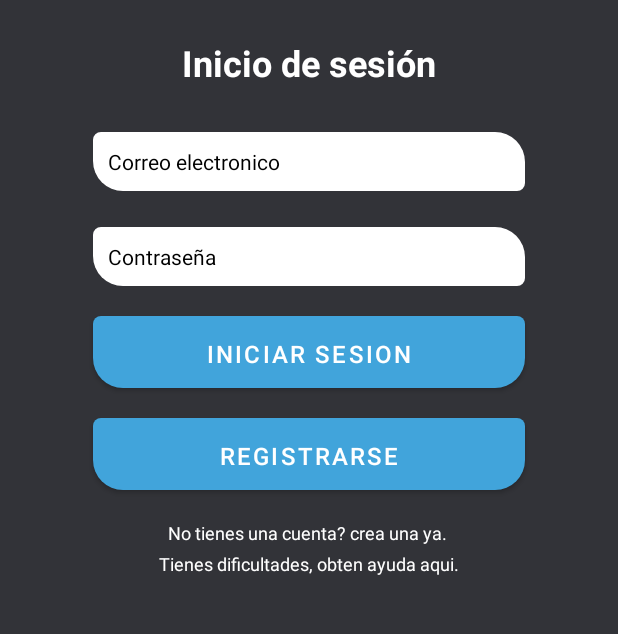
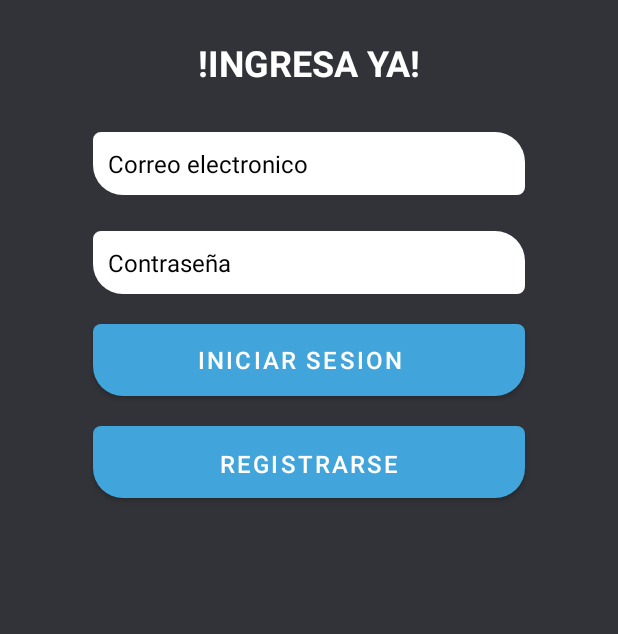
Before and after one commit to AlejoR147/PolyPus, an Android app: the layout inicio_sesion.xml on its own in the app's theme, with its tools: preview values and no code run, on a phone screen of 412 x 824 dp, the part 465-1099 px from its top. Run offline under Robolectric (Android 15) with nearby library versions, the phone set to English and light mode, and no system bars.

Commit message:
errores y detalles

```diff
--- a/app/src/main/res/drawable/dialogbkg.xml
+++ b/app/src/main/res/drawable/dialogbkg.xml
@@ -13,5 +13,5 @@
         android:bottom="10dp"/>
     <stroke
         android:width="2dp"
-        android:color="#D8FAFF"/>
+        android:color="#00E1FF"/>
 </shape>
--- a/app/src/main/res/layout/inicio_sesion.xml
+++ b/app/src/main/res/layout/inicio_sesion.xml
@@ -25,7 +25,7 @@
         android:padding="10dp"
         android:textColor="#000000"
         android:textColorHint="#000000"
-        android:textSize="14sp"
+        android:textSize="16sp"
         app:layout_constraintEnd_toEndOf="parent"
         app:layout_constraintHorizontal_bias="0.0"
         app:layout_constraintStart_toStartOf="parent"
@@ -46,7 +46,7 @@
         android:padding="10dp"
         android:textColor="#000000"
         android:textColorHint="#000000"
-        android:textSize="14sp"
+        android:textSize="16sp"
         app:circularflow_angles="20dp"
         app:layout_constraintEnd_toEndOf="parent"
         app:layout_constraintHorizontal_bias="0.0"
@@ -58,7 +58,7 @@
         android:layout_width="wrap_content"
         android:layout_height="wrap_content"
         android:layout_marginTop="25dp"
-        android:text="@string/inicio_de_sesion"
+        android:text="!INGRESA YA!"
         android:textColor="#FFFFFF"
         android:textSize="24sp"
         android:textStyle="bold"
@@ -76,12 +76,12 @@
         android:layout_marginEnd="32dp"
         android:background="@drawable/boton_redondeado"
         android:backgroundTint="@color/blue"
-        android:padding="8dp"
+        android:paddingStart="4dp"
         android:text="@string/iniciar_sesion"
         android:textColor="#FFFFFF"
         android:textSize="16sp"
         app:layout_constraintEnd_toEndOf="parent"
-        app:layout_constraintHorizontal_bias="0.0"
+
         app:layout_constraintStart_toStartOf="parent"
         app:layout_constraintTop_toBottomOf="@+id/passwordEditText" />
 
@@ -104,33 +104,6 @@
         app:layout_constraintStart_toStartOf="parent"
         app:layout_constraintTop_toBottomOf="@+id/loginButton" />
 
-    <TextView
-        android:id="@+id/textView2"
-        android:layout_width="wrap_content"
-        android:layout_height="wrap_content"
-        android:layout_marginTop="20dp"
-        android:onClick="showRegistro"
-        android:text="No tienes una cuenta? crea una ya."
-        android:textColor="#FFFFFF"
-        android:textSize="12sp"
-        app:layout_constraintEnd_toEndOf="parent"
-        app:layout_constraintHorizontal_bias="0.495"
-        app:layout_constraintStart_toStartOf="parent"
-        app:layout_constraintTop_toBottomOf="@+id/singInButton" />
-
-    <TextView
-        android:id="@+id/textView3"
-        android:onClick="mostrarAyuda"
-        android:layout_width="wrap_content"
-        android:layout_height="wrap_content"
-        android:layout_marginTop="4dp"
-        android:text="Tienes dificultades, obten ayuda aqui."
-        android:textColor="#FFFFFF"
-        android:textSize="12sp"
-        app:layout_constraintEnd_toEndOf="parent"
-        app:layout_constraintStart_toStartOf="parent"
-        app:layout_constraintTop_toBottomOf="@+id/textView2" />
-
     <ImageView
         android:id="@+id/imageView3"
         android:layout_width="250dp"
--- a/app/src/main/res/layout/menu.xml
+++ b/app/src/main/res/layout/menu.xml
@@ -38,7 +38,7 @@
         <androidx.coordinatorlayout.widget.CoordinatorLayout
             android:layout_width="match_parent"
             android:layout_height="wrap_content"
-            android:background="@color/fondo">
+            >
 
             <com.google.android.material.bottomappbar.BottomAppBar
                 android:id="@+id/bottomAppBar"
--- a/app/src/main/res/values-night/themes.xml
+++ b/app/src/main/res/values-night/themes.xml
@@ -3,7 +3,7 @@
     <style name="Theme.Smart.AppCompat" parent="Theme.AppCompat.DayNight.NoActionBar">
         <item name="android:statusBarColor">@android:color/transparent</item>
         <item name="android:windowTranslucentStatus">true</item>
-        <item name="android:windowLightStatusBar">true</item> <!-- íconos oscuros en status bar -->
+        <item name="android:windowLightStatusBar">false</item> <!-- íconos oscuros en status bar -->
 
         <!-- Hace transparente la barra de navegación -->
         <item name="android:navigationBarColor">@android:color/transparent</item>
@@ -22,12 +22,12 @@
 
         <!-- Background -->
         <item name="android:windowBackground">@color/fondo</item>
-        <item name="android:statusBarColor">@android:color/transparent</item>
+        <item name="android:statusBarColor">@color/blue</item>
         <item name="android:windowTranslucentStatus">true</item>
-        <item name="android:windowLightStatusBar">true</item> <!-- íconos oscuros en status bar -->
+        <item name="android:windowLightStatusBar">false</item> <!-- íconos oscuros en status bar -->
 
         <!-- Hace transparente la barra de navegación -->
-        <item name="android:navigationBarColor">@android:color/transparent</item>
+        <item name="android:navigationBarColor">#222226</item>
         <item name="android:windowTranslucentNavigation">true</item>
 
     </style>
--- a/app/src/main/res/values/themes.xml
+++ b/app/src/main/res/values/themes.xml
@@ -1,12 +1,22 @@
 <resources xmlns:tools="http://schemas.android.com/tools">
+    <style name="Theme.Smart.AppCompat" parent="Theme.AppCompat.DayNight.NoActionBar">
+        <item name="android:statusBarColor">@android:color/transparent</item>
+        <item name="android:windowTranslucentStatus">true</item>
+        <item name="android:windowLightStatusBar">false</item> <!-- íconos oscuros en status bar -->
+
+        <!-- Hace transparente la barra de navegación -->
+        <item name="android:navigationBarColor">@android:color/transparent</item>
+        <item name="android:windowTranslucentNavigation">true</item>
+    </style>
+
     <!-- Base application theme. -->
     <style name="Base.Theme.Smart" parent="Theme.MaterialComponents.DayNight.NoActionBar">
         <item name="colorPrimary">@color/blue</item>
-        <item name="colorSecondary">#7549FF</item>
-        <item name="android:statusBarColor">@android:color/transparent</item>
+        <item name="colorSecondary">@color/blue</item>
+        <item name="android:statusBarColor">@color/blue</item>
         <item name="android:windowTranslucentStatus">true</item>
         <item name="android:windowLightStatusBar">true</item> <!-- íconos oscuros en status bar -->
-
+        <item name="android:windowBackground">@color/white</item>
         <!-- Hace transparente la barra de navegación -->
         <item name="android:navigationBarColor">@android:color/transparent</item>
         <item name="android:windowTranslucentNavigation">true</item>
```
Also changed, not shown: app/src/main/java/com/example/smart/HomeActivity.java (+11 -22 lines), app/src/main/java/com/example/smart/MainActivity.kt (+3 -4 lines), app/src/main/res/layout/nav_header.xml (+4 -4 lines), 1 other file.
